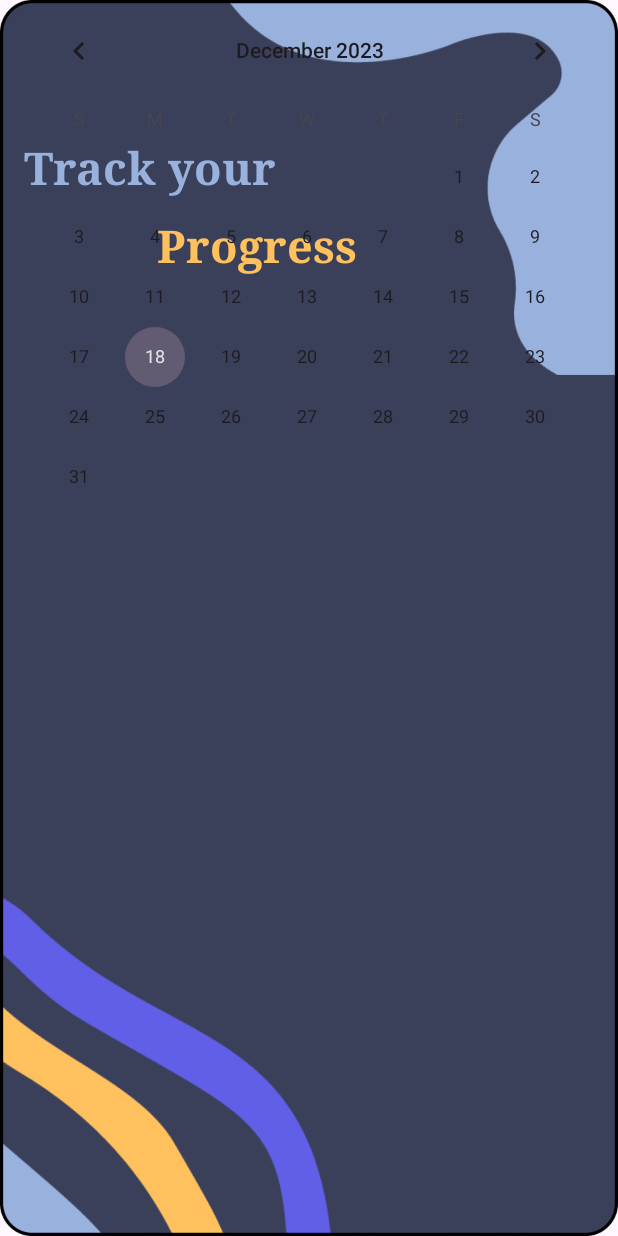
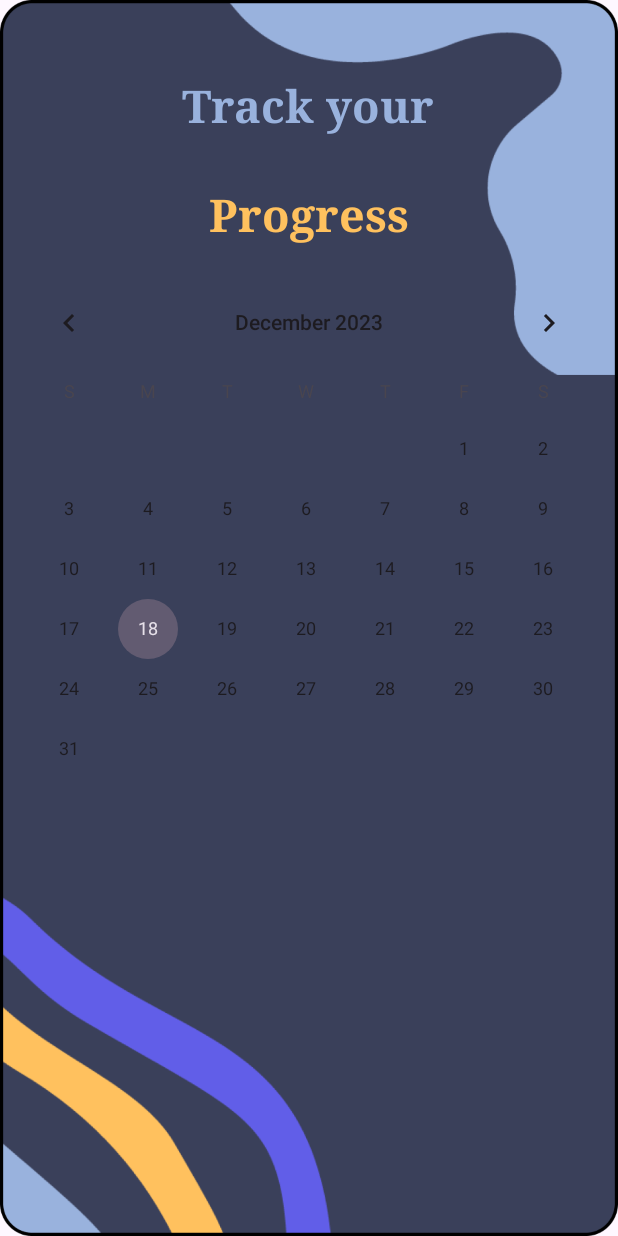
Before and after one commit to Aguerrow/MoodMemoir, an Android app: the layout calendar_main.xml on its own in the app's theme, with its tools: preview values and no code run, on a phone screen of 412 x 824 dp. Run offline under Robolectric (Android 15) with nearby library versions, the phone set to English and light mode, and no system bars.

Commit message:
Calendar fix (pa see)

```diff
--- a/app/src/main/res/layout/calendar_main.xml
+++ b/app/src/main/res/layout/calendar_main.xml
@@ -1,62 +1,52 @@
 <?xml version="1.0" encoding="utf-8"?>
-<androidx.constraintlayout.widget.ConstraintLayout
-    xmlns:android="http://schemas.android.com/apk/res/android"
+<RelativeLayout xmlns:android="http://schemas.android.com/apk/res/android"
     xmlns:app="http://schemas.android.com/apk/res-auto"
     xmlns:tools="http://schemas.android.com/tools"
     android:layout_width="match_parent"
     android:layout_height="match_parent"
-    android:background="@drawable/bg5">
+    android:background="@drawable/bg5"
+    tools:context=".CalendarActivity">
 
         <TextView
-            android:id="@+id/txtSignUp"
+            android:id="@+id/txtCalendar"
             android:layout_width="wrap_content"
             android:layout_height="wrap_content"
+            android:layout_centerHorizontal="true"
+            android:layout_marginTop="50dp"
             android:text="Track your"
             android:textColor="#99B2DD"
             android:textSize="30sp"
             android:textStyle="bold"
-            android:typeface="serif"
-            app:layout_constraintBottom_toBottomOf="parent"
-            app:layout_constraintEnd_toEndOf="parent"
-            app:layout_constraintHorizontal_bias="0.065"
-            app:layout_constraintStart_toStartOf="parent"
-            app:layout_constraintTop_toTopOf="parent"
-            app:layout_constraintVertical_bias="0.117" />
+            android:typeface="serif" />
 
         <TextView
-            android:id="@+id/txtSignUp3"
+            android:id="@+id/txtCalendar2"
             android:layout_width="wrap_content"
             android:layout_height="wrap_content"
+            android:layout_below="@id/txtCalendar"
+            android:layout_centerHorizontal="true"
+            android:layout_marginTop="32dp"
             android:text="Progress"
             android:textColor="#FFC15E"
             android:textSize="30sp"
             android:textStyle="bold"
-            android:typeface="serif"
-            app:layout_constraintBottom_toBottomOf="parent"
-            app:layout_constraintEnd_toEndOf="parent"
-            app:layout_constraintHorizontal_bias="0.375"
-            app:layout_constraintStart_toStartOf="parent"
-            app:layout_constraintTop_toTopOf="parent"
-            app:layout_constraintVertical_bias="0.183" />
+            android:typeface="serif" />
 
         <CalendarView
             android:id="@+id/calendarView"
-            android:layout_width="398dp"
-            android:layout_height="333dp"
-            app:layout_constraintEnd_toEndOf="parent"
-            app:layout_constraintStart_toStartOf="parent"
-            tools:layout_editor_absoluteY="210dp" />
+            android:layout_width="match_parent"
+            android:layout_height="405dp"
+            android:layout_below="@id/txtCalendar2"
+            android:layout_marginTop="18dp" />
 
-        <ListView
-            android:id="@+id/notesListView"
-            android:layout_width="385dp"
-            android:layout_height="182dp"
-            app:layout_constraintBottom_toBottomOf="parent"
-            app:layout_constraintEnd_toEndOf="parent"
-            app:layout_constraintHorizontal_bias="0.466"
-            app:layout_constraintStart_toStartOf="parent"
-            app:layout_constraintTop_toBottomOf="@+id/calendarView"
-            app:layout_constraintVertical_bias="0.151" />
-
-
-</androidx.constraintlayout.widget.ConstraintLayout>
+        <TextView
+            android:id="@+id/txtCalendarNote"
+            android:layout_width="wrap_content"
+            android:layout_height="wrap_content"
+            android:text=""
+            android:textColor="#FFFFFF"
+            android:textSize="18sp"
+            android:layout_below="@id/calendarView"
+            android:layout_centerHorizontal="true"
+            android:layout_marginTop="20dp"/>
+</RelativeLayout>
```
Also changed, not shown: app/src/main/java/com/example/moodmemoir/CalendarActivity.kt (+17 -14 lines), app/src/main/java/com/example/moodmemoir/NoteCalendarManager.kt (added, +17 -0 lines), app/src/main/java/com/example/moodmemoir/OpeningActivity.kt (+18 -7 lines).
